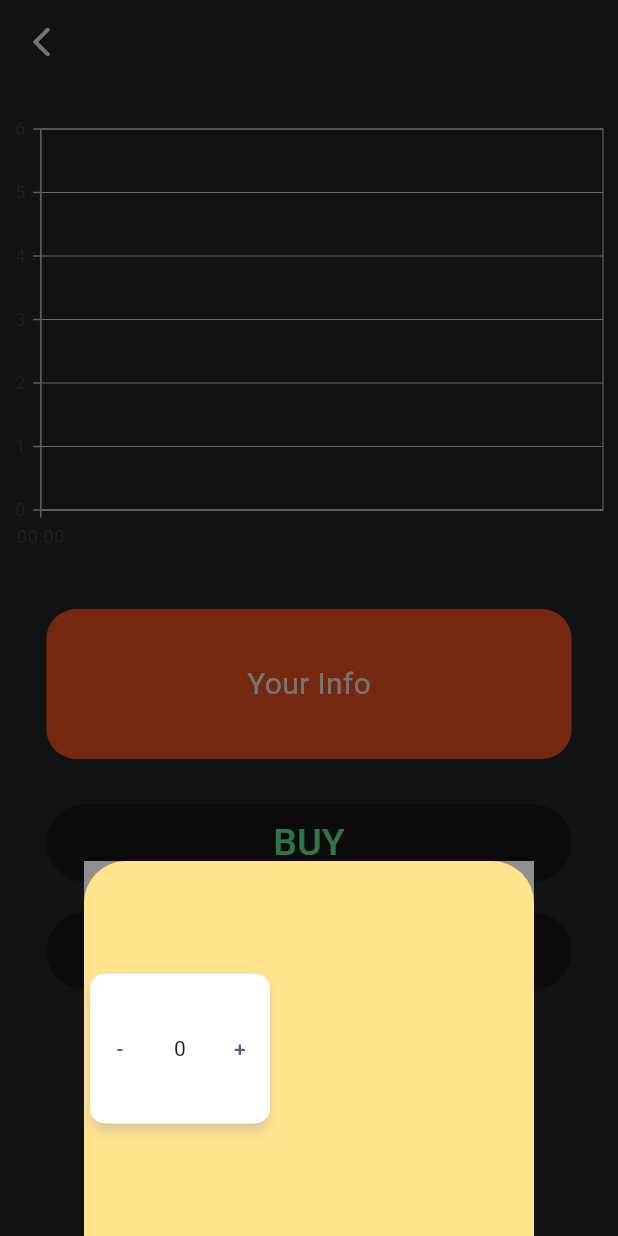
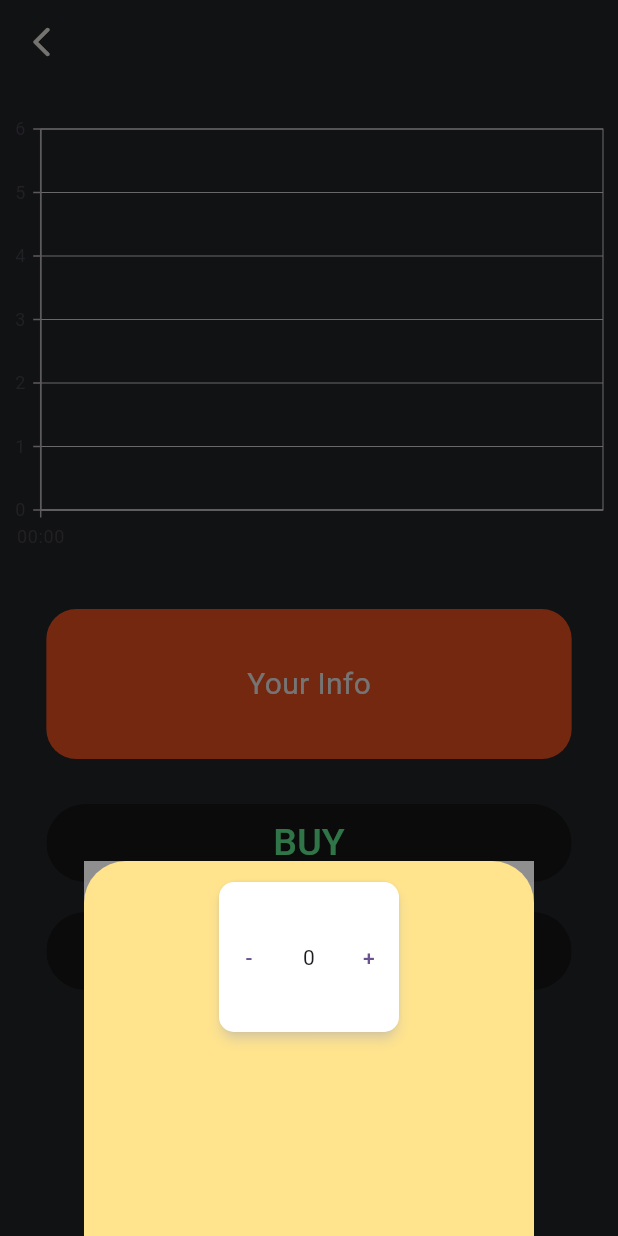
Before and after one commit to abhidhadke/fintech, a Flutter app: the StocksScreen screen opened directly with empty values, after a tap on "BUY", on a phone screen of 412 x 824 dp. Run offline on Flutter 3.47's test engine with Material 2 defaults, Android fonts, the phone set to English and light mode, and no system bars; our stand-ins replace cloud_firestore, firebase_auth, firebase_core, firebase_messaging, flutter_local_notifications, google_fonts and 3 more; missing offline and left inert: dart:ffi; accounts and stored records are empty.

Commit message:
pre merge

```diff
--- a/lib/screens/Stocks/stock_screeen.dart
+++ b/lib/screens/Stocks/stock_screeen.dart
@@ -62,8 +62,6 @@ class _StocksScreenState extends State<StocksScreen>
       chartData = list;
     });
   }
-
-  void _show(BuildContext ctx, int cnt) {}
 
   int cnt = 0;
 
@@ -172,7 +170,7 @@ class _StocksScreenState extends State<StocksScreen>
                                   height: 250,
                                   color: Colors.white54,
                                   alignment: Alignment.center,
-                                  child: Row(
+                                  child: Column(
                                     children: [
                                       CounterCard(
                                         count: cnt,
@@ -189,7 +187,12 @@ class _StocksScreenState extends State<StocksScreen>
                                           }
                                         },
                                       ),
-                                    ],
+                                    ]
+                                        .map((e) => Padding(
+                                              padding: EdgeInsets.all(10.0),
+                                              child: e,
+                                            ))
+                                        .toList(),
                                   ));
                             },
                           ));
```
